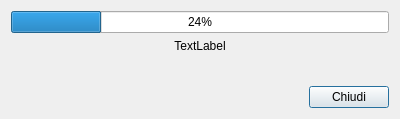
This is moduleMagazzino/printreport.ui in kvsd/Gestionale as Qt 5 draws it before an edit. The edited form follows.
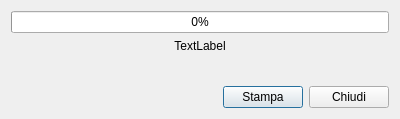
This is the edited form.

Commit message: Aggiunto pulsante stampa con relativo slot

```diff
--- a/moduleMagazzino/printreport.ui
+++ b/moduleMagazzino/printreport.ui
@@ -17,7 +17,7 @@
    <item>
     <widget class="QProgressBar" name="progressBar">
      <property name="value">
-      <number>24</number>
+      <number>0</number>
      </property>
     </widget>
    </item>
@@ -59,6 +59,13 @@
        </property>
       </spacer>
      </item>
+     <item>
+      <widget class="QPushButton" name="pushButton_2">
+       <property name="text">
+        <string>Stampa</string>
+       </property>
+      </widget>
+     </item>
      <item>
       <widget class="QPushButton" name="pushButton">
        <property name="text">
```
Left out of the diff: 19 changed lines with no effect on the pictures. The commit also changes 2 other files.
